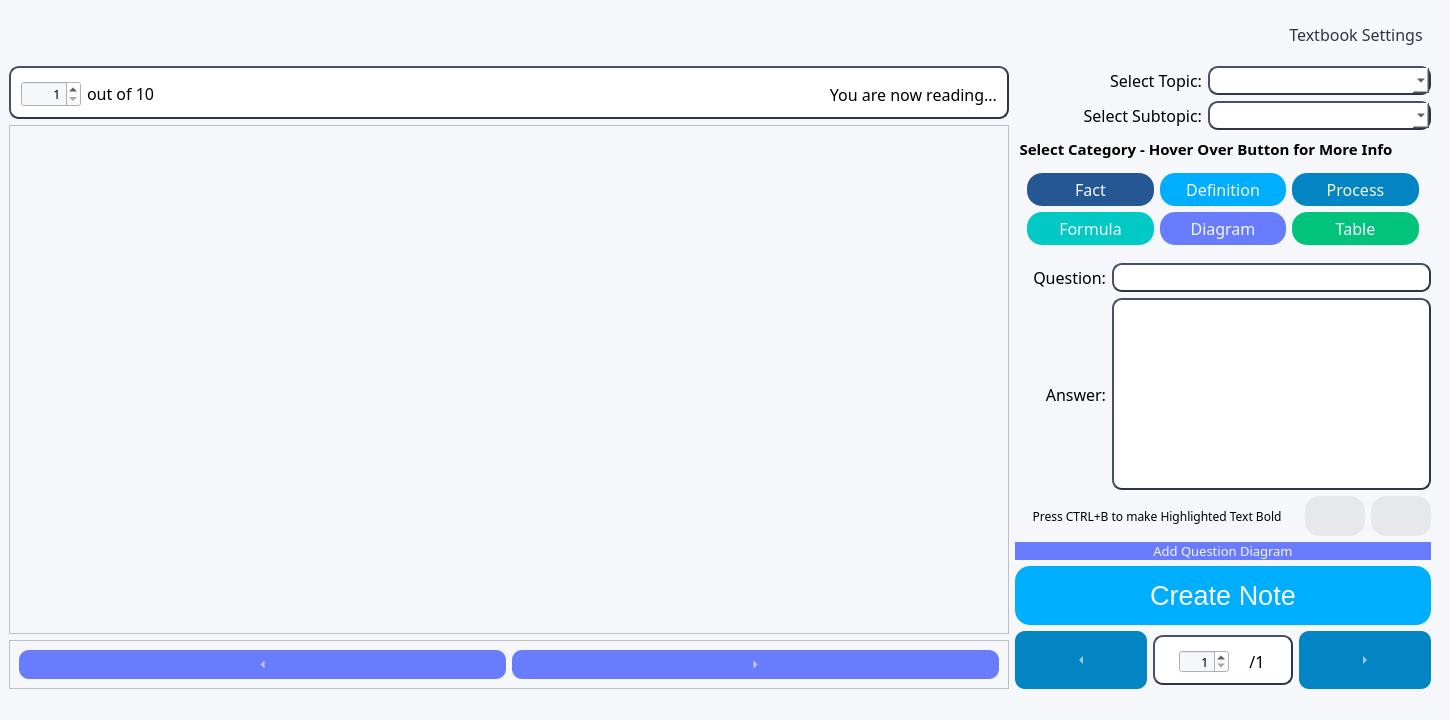
Above: gui/createNotes.ui from AlexShem247/note-and-flashcard-maker before the change. Below: the same form after it.
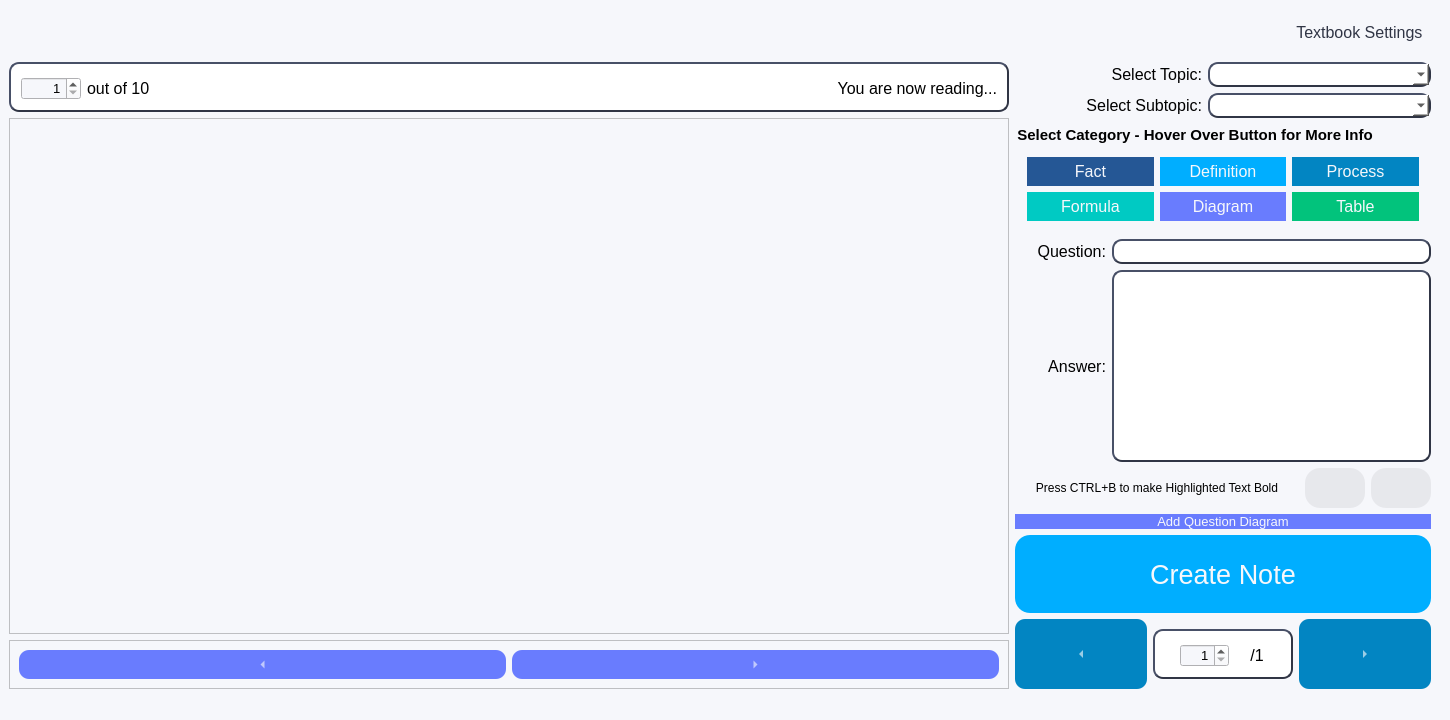
That is the form after the change.

Commit message: Changed Font to MS Shell

What changed in the file:
```diff
--- a/gui/createNotes.ui
+++ b/gui/createNotes.ui
@@ -36,7 +36,7 @@
           <widget class="QLabel" name="courseNameLabel">
            <property name="font">
             <font>
-             <family>Neue Haas Grotesk Text Pro</family>
+             <family>MS Shell Dlg 2</family>
              <pointsize>16</pointsize>
             </font>
            </property>
@@ -64,7 +64,7 @@
            </property>
            <property name="font">
             <font>
-             <family>Neue Haas Grotesk Text Pro</family>
+             <family>MS Shell Dlg 2</family>
              <pointsize>12</pointsize>
             </font>
            </property>
@@ -106,7 +106,7 @@
           </property>
           <property name="font">
            <font>
-            <family>Neue Haas Grotesk Text Pro</family>
+            <family>MS Shell Dlg 2</family>
             <pointsize>12</pointsize>
            </font>
           </property>
@@ -139,7 +139,7 @@
             </property>
             <property name="font">
              <font>
-              <family>Neue Haas Grotesk Text Pro</family>
+              <family>MS Shell Dlg 2</family>
              </font>
             </property>
             <property name="styleSheet">
@@ -205,7 +205,7 @@
                </property>
                <property name="font">
                 <font>
-                 <family>Neue Haas Grotesk Text Pro</family>
+                 <family>MS Shell Dlg 2</family>
                  <pointsize>10</pointsize>
                 </font>
                </property>
@@ -233,7 +233,7 @@
                </property>
                <property name="font">
                 <font>
-                 <family>Neue Haas Grotesk Text Pro</family>
+                 <family>MS Shell Dlg 2</family>
                  <pointsize>12</pointsize>
                 </font>
                </property>
@@ -271,7 +271,7 @@
             </property>
             <property name="font">
              <font>
-              <family>Neue Haas Grotesk Text Pro</family>
+              <family>MS Shell Dlg 2</family>
              </font>
             </property>
             <property name="styleSheet">
@@ -353,7 +353,7 @@
          <widget class="QPlainTextEdit" name="answerEdit">
           <property name="font">
            <font>
-            <family>Neue Haas Grotesk Text Pro</family>
+            <family>MS Shell Dlg 2</family>
             <pointsize>12</pointsize>
            </font>
           </property>
@@ -370,7 +370,7 @@
          <widget class="QComboBox" name="topicCombo">
           <property name="font">
            <font>
-            <family>Neue Haas Grotesk Text Pro</family>
+            <family>MS Shell Dlg 2</family>
             <pointsize>12</pointsize>
            </font>
           </property>
@@ -389,7 +389,7 @@
            <widget class="QPushButton" name="questDiagramBtn">
             <property name="font">
              <font>
-              <family>Neue Haas Grotesk Text Pro</family>
+              <family>MS Shell Dlg 2</family>
               <pointsize>10</pointsize>
              </font>
             </property>
@@ -415,7 +415,7 @@
          <widget class="QComboBox" name="subtopicCombo">
           <property name="font">
            <font>
-            <family>Neue Haas Grotesk Text Pro</family>
+            <family>MS Shell Dlg 2</family>
             <pointsize>12</pointsize>
            </font>
           </property>
@@ -438,7 +438,7 @@
           </property>
           <property name="font">
            <font>
-            <family>Neue Haas Grotesk Text Pro</family>
+            <family>MS Shell Dlg 2</family>
             <pointsize>11</pointsize>
             <weight>75</weight>
             <bold>true</bold>
@@ -468,7 +468,7 @@
                  </property>
                  <property name="font">
                   <font>
-                   <family>Neue Haas Grotesk Text Pro</family>
+                   <family>MS Shell Dlg 2</family>
                    <pointsize>12</pointsize>
                   </font>
                  </property>
@@ -507,7 +507,7 @@
                  </property>
                  <property name="font">
                   <font>
-                   <family>Neue Haas Grotesk Text Pro</family>
+                   <family>MS Shell Dlg 2</family>
                    <pointsize>12</pointsize>
                   </font>
                  </property>
@@ -548,7 +548,7 @@
                  </property>
                  <property name="font">
                   <font>
-                   <family>Neue Haas Grotesk Text Pro</family>
+                   <family>MS Shell Dlg 2</family>
                    <pointsize>12</pointsize>
                   </font>
                  </property>
@@ -595,7 +595,7 @@
                </property>
                <property name="font">
                 <font>
-                 <family>Neue Haas Grotesk Text Pro</family>
+                 <family>MS Shell Dlg 2</family>
                  <pointsize>12</pointsize>
                 </font>
                </property>
@@ -636,7 +636,7 @@
                </property>
                <property name="font">
                 <font>
-                 <family>Neue Haas Grotesk Text Pro</family>
+                 <family>MS Shell Dlg 2</family>
                  <pointsize>12</pointsize>
                 </font>
                </property>
@@ -677,7 +677,7 @@
                </property>
                <property name="font">
                 <font>
-                 <family>Neue Haas Grotesk Text Pro</family>
+                 <family>MS Shell Dlg 2</family>
                  <pointsize>12</pointsize>
                 </font>
                </property>
@@ -715,7 +715,7 @@
          <widget class="QLineEdit" name="questionEdit">
           <property name="font">
            <font>
-            <family>Neue Haas Grotesk Text Pro</family>
+            <family>MS Shell Dlg 2</family>
             <pointsize>12</pointsize>
            </font>
           </property>
@@ -732,7 +732,7 @@
          <widget class="QLabel" name="infoLabel">
           <property name="font">
            <font>
-            <family>Neue Haas Grotesk Text Pro</family>
+            <family>MS Shell Dlg 2</family>
             <pointsize>9</pointsize>
            </font>
           </property>
@@ -748,7 +748,7 @@
          <widget class="QLabel" name="label_2">
           <property name="font">
            <font>
-            <family>Neue Haas Grotesk Text Pro</family>
+            <family>MS Shell Dlg 2</family>
             <pointsize>12</pointsize>
            </font>
           </property>
@@ -790,7 +790,7 @@
             </property>
             <property name="font">
              <font>
-              <family>Neue Haas Grotesk Text Pro</family>
+              <family>MS Shell Dlg 2</family>
              </font>
             </property>
             <property name="styleSheet">
@@ -841,7 +841,7 @@
             </property>
             <property name="font">
              <font>
-              <family>Neue Haas Grotesk Text Pro</family>
+              <family>MS Shell Dlg 2</family>
              </font>
             </property>
             <property name="styleSheet">
@@ -865,7 +865,7 @@
          <widget class="QLabel" name="label_3">
           <property name="font">
            <font>
-            <family>Neue Haas Grotesk Text Pro</family>
+            <family>MS Shell Dlg 2</family>
             <pointsize>12</pointsize>
            </font>
           </property>
@@ -881,7 +881,7 @@
          <widget class="QLabel" name="answerLabel">
           <property name="font">
            <font>
-            <family>Neue Haas Grotesk Text Pro</family>
+            <family>MS Shell Dlg 2</family>
             <pointsize>12</pointsize>
            </font>
           </property>
@@ -936,7 +936,7 @@
                </property>
                <property name="font">
                 <font>
-                 <family>Neue Haas Grotesk Text Pro</family>
+                 <family>MS Shell Dlg 2</family>
                  <pointsize>10</pointsize>
                 </font>
                </property>
@@ -964,7 +964,7 @@
                </property>
                <property name="font">
                 <font>
-                 <family>Neue Haas Grotesk Text Pro</family>
+                 <family>MS Shell Dlg 2</family>
                  <pointsize>12</pointsize>
                 </font>
                </property>
@@ -981,7 +981,7 @@
               <widget class="QLabel" name="pdfNameLabel">
                <property name="font">
                 <font>
-                 <family>Neue Haas Grotesk Text Pro</family>
+                 <family>MS Shell Dlg 2</family>
                  <pointsize>12</pointsize>
                 </font>
                </property>
```
Left out of the diff: 4 changed lines with no effect on the pictures. The commit also changes 27 other files.
